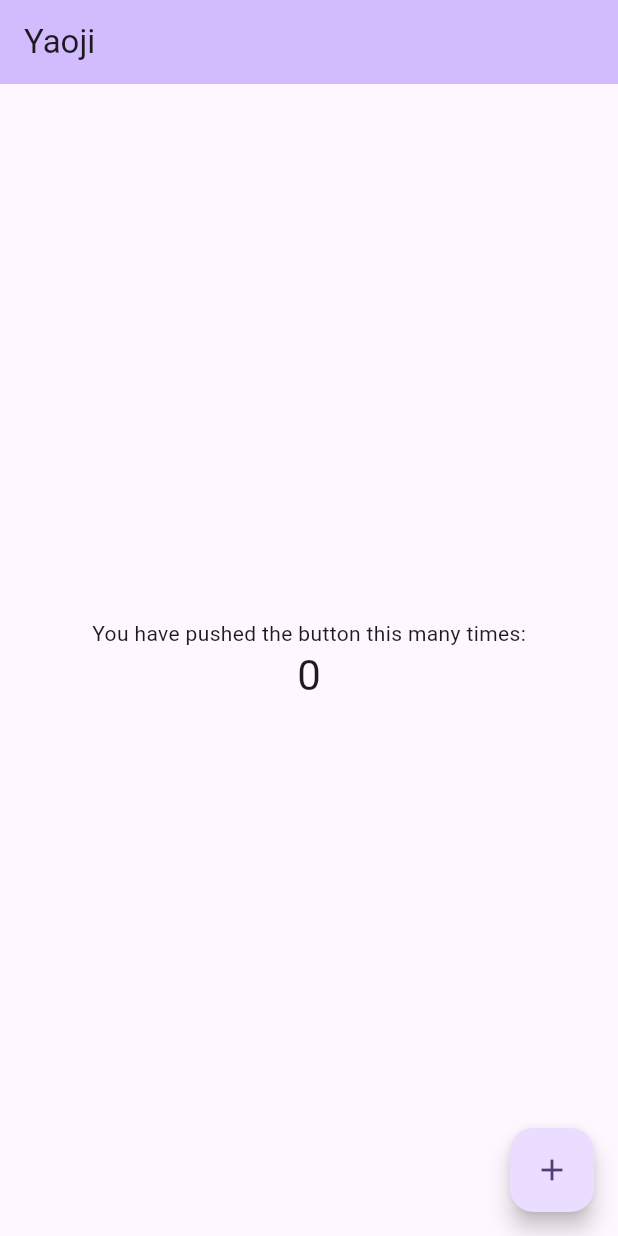
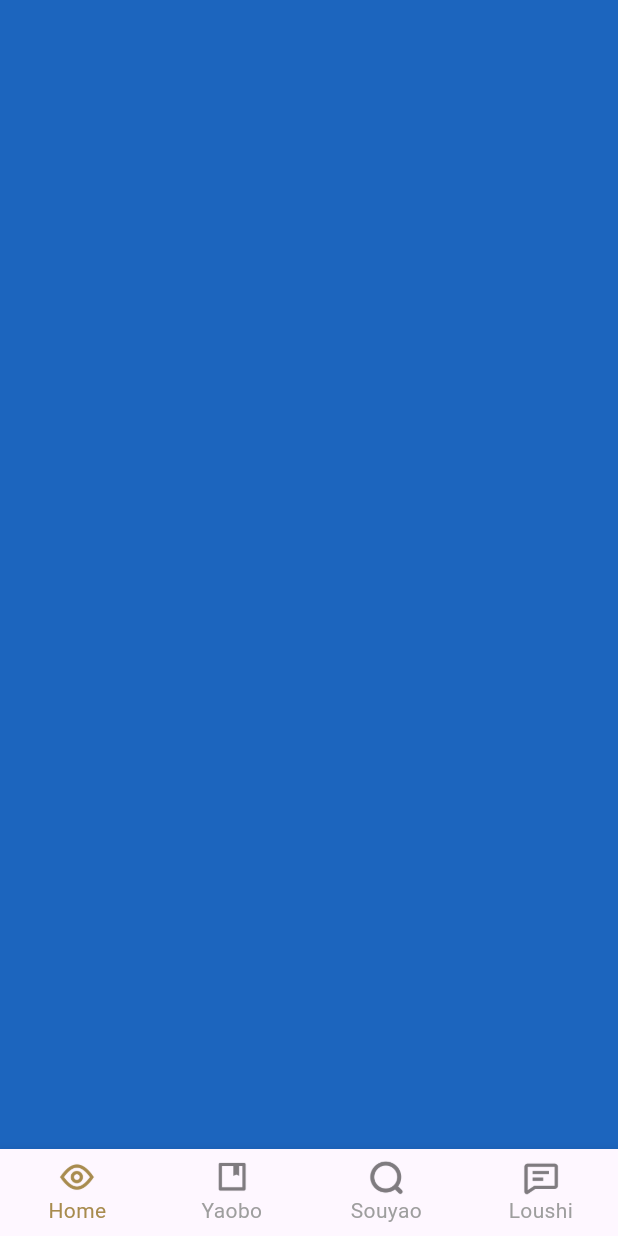
Before and after one commit to erduoniba/Yaoji, a Flutter app: the screen it shows after launch, on a phone screen of 412 x 824 dp. Run offline on Flutter 3.47's test engine with Material 2 defaults, Android fonts, the light colour scheme and no system bars; generated files the repository leaves out were written again.

Commit message:
初始化底部tabbar

```diff
--- /dev/null
+++ b/lib/bottom_tabbar.dart
@@ -0,0 +1,108 @@
+import 'package:flutter/material.dart';
+import 'package:flutter_gen/gen_l10n/app_localizations.dart';
+import 'pages/home.dart';
+import 'pages/yaobo.dart';
+import 'pages/souyao.dart';
+import 'pages/loushi.dart';
+
+class YJBottomTabbar extends StatefulWidget {
+  const YJBottomTabbar({super.key});
+
+  @override
+  State<StatefulWidget> createState() {
+    return _YJBottomTabbar();
+  }
+}
+
+class _YJBottomTabbar extends State<YJBottomTabbar> {
+  int _currentIndex = 0;
+  final List<Widget> _pageList = [
+    YJHomePage(),
+    YJYaoboPage(),
+    YJSouyaoPage(),
+    YJLoushiPage()
+  ];
+
+  List<BottomNavigationBarItem> _tabbarItemList() {
+    final local = AppLocalizations.of(context);
+    return [
+      BottomNavigationBarItem(
+        label: local?.home,
+        icon: Image.asset(
+          'images/tabbar/home.png',
+          width: 24,
+          height: 24,
+        ),
+        activeIcon: Image.asset(
+          'images/tabbar/homeSelect.png',
+          width: 24,
+          height: 24,
+        ),
+      ),
+      BottomNavigationBarItem(
+        label: local?.yaobo,
+        icon: Image.asset(
+          'images/tabbar/store.png',
+          width: 24,
+          height: 24,
+        ),
+        activeIcon: Image.asset(
+          'images/tabbar/storeSelect.png',
+          width: 24,
+          height: 24,
+        ),
+      ),
+      BottomNavigationBarItem(
+        label: local?.souyao,
+        icon: Image.asset(
+          'images/tabbar/search.png',
+          width: 24,
+          height: 24,
+        ),
+        activeIcon: Image.asset(
+          'images/tabbar/searchSelect.png',
+          width: 24,
+          height: 24,
+        ),
+      ),
+      BottomNavigationBarItem(
+        label: local?.loushi,
+        icon: Image.asset(
+          'images/tabbar/send.png',
+          width: 24,
+          height: 24,
+        ),
+        activeIcon: Image.asset(
+          'images/tabbar/sendSelect.png',
+          width: 24,
+          height: 24,
+        ),
+      ),
+    ];
+  }
+
+  @override
+  Widget build(BuildContext context) {
+    return Scaffold(
+      // body: _pageList[_currentIndex],
+      body: IndexedStack(
+        index: _currentIndex,
+        children: _pageList,
+      ),
+      bottomNavigationBar: BottomNavigationBar(
+        currentIndex: _currentIndex,
+        selectedItemColor: const Color(0xFFA88B4E),
+        unselectedItemColor: Colors.grey,
+        selectedFontSize: 14,
+        unselectedFontSize: 14,
+        onTap: (value) {
+          setState(() {
+            _currentIndex = value;
+          });
+        },
+        type: BottomNavigationBarType.fixed,
+        items: _tabbarItemList(),
+      ),
+    );
+  }
+}
--- /dev/null
+++ b/lib/common/colors.dart
@@ -0,0 +1,15 @@
+import 'dart:math';
+
+import 'package:flutter/material.dart';
+
+class YJColor {
+  static Color randomColor() {
+    Random random = Random();
+    return Color.fromARGB(
+      255,
+      random.nextInt(256),
+      random.nextInt(256),
+      random.nextInt(256),
+    );
+  }
+}
--- a/lib/l10n/app_en.arb
+++ b/lib/l10n/app_en.arb
@@ -1,6 +1,6 @@
 {
-  "helloWorld": "Hello World!",
-  "@helloWorld": {
-    "description": "The conventional newborn programmer greeting"
-  }
+  "home": "Home",
+  "yaobo": "Yaobo",
+  "souyao": "Souyao",
+  "loushi": "Loushi"
 }
--- a/lib/l10n/app_zh.arb
+++ b/lib/l10n/app_zh.arb
@@ -1,3 +1,6 @@
 {
-  "helloWorld": "你好"
+  "home": "首页",
+  "yaobo": "妖薄",
+  "souyao": "搜妖",
+  "loushi": "陋室"
 }
--- a/lib/main.dart
+++ b/lib/main.dart
@@ -1,8 +1,7 @@
-import 'dart:js';
+import 'package:flutter/material.dart';
+import 'package:flutter_gen/gen_l10n/app_localizations.dart';
 
-import 'package:flutter/material.dart';
-import 'package:flutter_localizations/flutter_localizations.dart';
-import 'package:flutter_gen/gen_l10n/app_localizations.dart';
+import 'package:yaoji/bottom_tabbar.dart';
 
 void main() {
   runApp(const MyApp());
@@ -22,76 +21,7 @@ class MyApp extends StatelessWidget {
         colorScheme: ColorScheme.fromSeed(seedColor: Colors.deepPurple),
         useMaterial3: true,
       ),
-      home: const MyHomePage(title: 'Yaoji'),
+      home: const YJBottomTabbar(),
     );
   }
 }
-
-class MyHomePage extends StatefulWidget {
-  const MyHomePage({super.key, required this.title});
-
-  final String title;
-
-  @override
-  State<MyHomePage> createState() => _MyHomePageState();
-}
-
-class _MyHomePageState extends State<MyHomePage> {
-  int _counter = 0;
-
-  void _incrementCounter() {
-    setState(() {
-      // This call to setState tells the Flutter framework that something has
-      // changed in this State, which causes it to rerun the build method below
-      // so that the display can reflect the updated values. If we changed
-      // _counter without calling setState(), then the build method would not be
-      // called again, and so nothing would appear to happen.
-      _counter++;
-      print(AppLocalizations.of(context as BuildContext)!.helloWorld);
-    });
-  }
-
-  @override
-  Widget build(BuildContext context) {
-    return Scaffold(
-      appBar: AppBar(
-        backgroundColor: Theme.of(context).colorScheme.inversePrimary,
-        title: Text(widget.title),
-      ),
-      body: Center(
-        // Center is a layout widget. It takes a single child and positions it
-        // in the middle of the parent.
-        child: Column(
-          // Column is also a layout widget. It takes a list of children and
-          // arranges them vertically. By default, it sizes itself to fit its
-          // children horizontally, and tries to be as tall as its parent.
-          //
-          // Column has various properties to control how it sizes itself and
-          // how it positions its children. Here we use mainAxisAlignment to
-          // center the children vertically; the main axis here is the vertical
-          // axis because Columns are vertical (the cross axis would be
-          // horizontal).
-          //
-          // TRY THIS: Invoke "debug painting" (choose the "Toggle Debug Paint"
-          // action in the IDE, or press "p" in the console), to see the
-          // wireframe for each widget.
-          mainAxisAlignment: MainAxisAlignment.center,
-          children: <Widget>[
-            const Text(
-              'You have pushed the button this many times:',
-            ),
-            Text(
-              '$_counter',
-              style: Theme.of(context).textTheme.headlineMedium,
-            ),
-          ],
-        ),
-      ),
-      floatingActionButton: FloatingActionButton(
-        onPressed: _incrementCounter,
-        tooltip: 'Increment',
-        child: const Icon(Icons.add),
-      ), // This trailing comma makes auto-formatting nicer for build methods.
-    );
-  }
-}
--- /dev/null
+++ b/lib/pages/home.dart
@@ -0,0 +1,16 @@
+import 'package:flutter/material.dart';
+import 'package:yaoji/common/colors.dart';
+
+class YJHomePage extends StatefulWidget {
+  @override
+  State<StatefulWidget> createState() => _YJHomePageState();
+}
+
+class _YJHomePageState extends State {
+  @override
+  Widget build(Object context) {
+    return Container(
+      color: YJColor.randomColor(),
+    );
+  }
+}
--- /dev/null
+++ b/lib/pages/loushi.dart
@@ -0,0 +1,16 @@
+import 'package:flutter/material.dart';
+import 'package:yaoji/common/colors.dart';
+
+class YJLoushiPage extends StatefulWidget {
+  @override
+  State<StatefulWidget> createState() => _YJLoushiPageState();
+}
+
+class _YJLoushiPageState extends State {
+  @override
+  Widget build(BuildContext context) {
+    return Container(
+      color: YJColor.randomColor(),
+    );
+  }
+}
--- /dev/null
+++ b/lib/pages/souyao.dart
@@ -0,0 +1,16 @@
+import 'package:flutter/material.dart';
+import 'package:yaoji/common/colors.dart';
+
+class YJSouyaoPage extends StatefulWidget {
+  @override
+  State<StatefulWidget> createState() => _YJSouyaoPageState();
+}
+
+class _YJSouyaoPageState extends State {
+  @override
+  Widget build(BuildContext context) {
+    return Container(
+      color: YJColor.randomColor(),
+    );
+  }
+}
--- /dev/null
+++ b/lib/pages/yaobo.dart
@@ -0,0 +1,16 @@
+import 'package:flutter/material.dart';
+import 'package:yaoji/common/colors.dart';
+
+class YJYaoboPage extends StatefulWidget {
+  @override
+  State<StatefulWidget> createState() => _YJYaoboPageState();
+}
+
+class _YJYaoboPageState extends State {
+  @override
+  Widget build(BuildContext context) {
+    return Container(
+      color: YJColor.randomColor(),
+    );
+  }
+}
```
Also changed, not shown: pubspec.yaml (+3 -4 lines), images/tabbar/home.png (added), images/tabbar/homeSelect.png (added), images/tabbar/search.png (added), images/tabbar/searchSelect.png (added), images/tabbar/send.png (added), images/tabbar/sendSelect.png (added), images/tabbar/store.png (added), images/tabbar/storeSelect.png (added).
